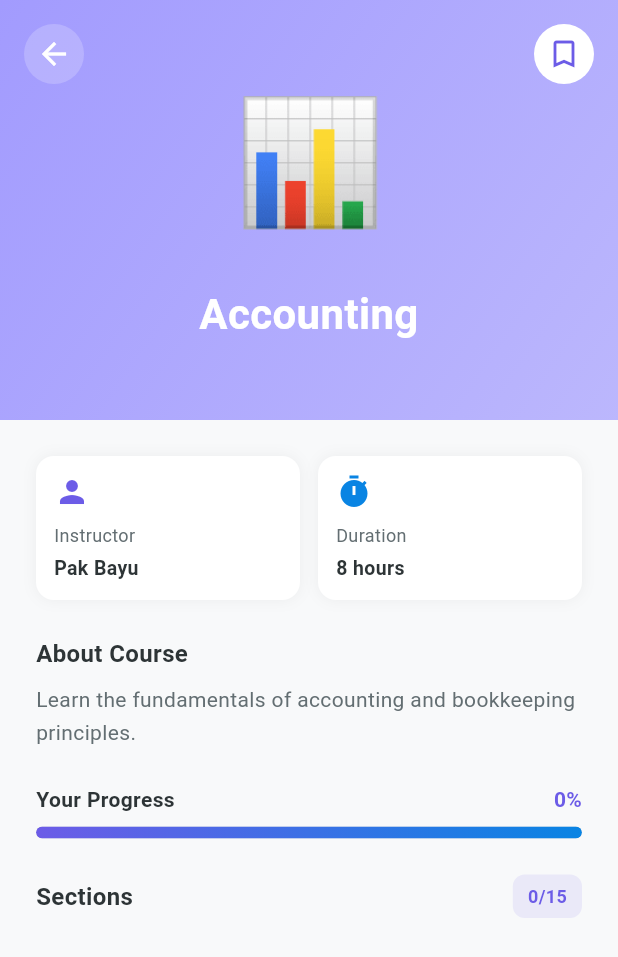
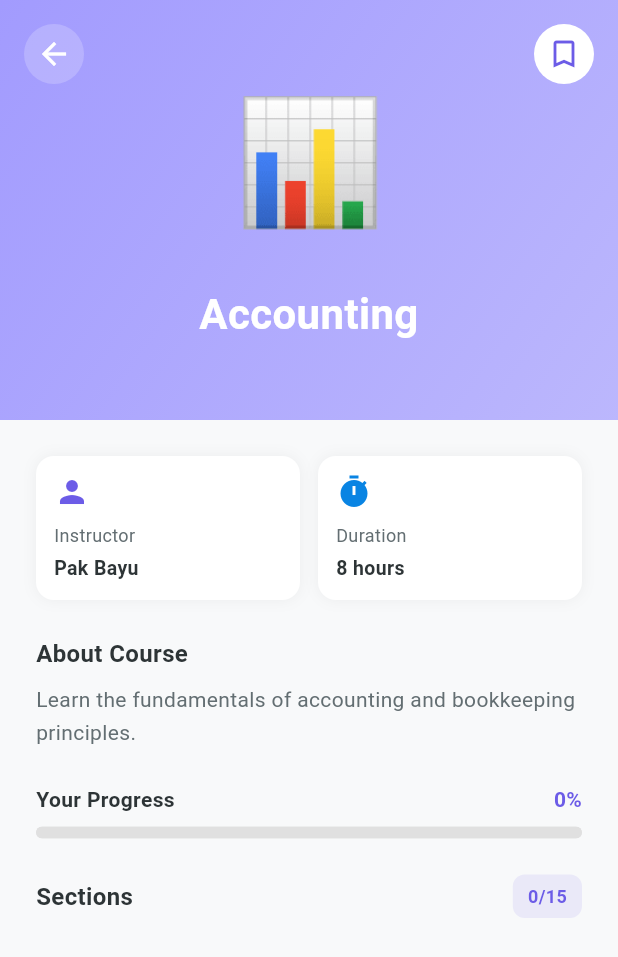
Before and after one commit to BASS-Training/Mobile-LMS-BASS, a Flutter app: the CourseDetailScreen screen opened directly with sample values from the repository, on a phone screen of 412 x 824 dp. Shown: the top 957 px of the screen. Run offline on Flutter 3.47's test engine with Material 3 defaults, Android fonts, the phone set to English and light mode, and no system bars; our stand-ins replace equatable, flutter_bloc, hive_flutter; accounts and stored records are empty.

Commit message:
fix: resolve BoxConstraints and RenderFlex layout errors
- Fix BoxConstraints NaN error in progress_indicator.dart by replacing invalid width calculation with FractionallySizedBox
- Use widthFactor instead of double.infinity * percentage for proper constraint handling
- Fix RenderFlex overflow in lesson_detail_screen by reducing bottom spacing from 24 to 12 for navigation buttons
- App now builds and runs without layout errors

```diff
--- a/lib/presentation/screens/lessons/lesson_detail_screen.dart
+++ b/lib/presentation/screens/lessons/lesson_detail_screen.dart
@@ -330,7 +330,7 @@ class _LessonDetailScreenState extends State<LessonDetailScreen> {
                           ),
                       ],
                     ),
-                    SizedBox(height: 24),
+                    SizedBox(height: 12),
                   ],
                 ),
               ),
--- a/lib/presentation/widgets/progress_indicator.dart
+++ b/lib/presentation/widgets/progress_indicator.dart
@@ -58,9 +58,10 @@ class CourseProgressIndicator extends StatelessWidget {
                   width: double.infinity,
                   color: AppColors.border,
                 ),
-                Container(
+                 FractionallySizedBox(
+                   widthFactor: percentage,
+                   child: Container(
                      height: 8,
-                  width: double.infinity * percentage,
                      decoration: BoxDecoration(
                        gradient: LinearGradient(
                          colors: [AppColors.primary, AppColors.secondary],
@@ -68,6 +69,7 @@ class CourseProgressIndicator extends StatelessWidget {
                          end: Alignment.centerRight,
                        ),
                        borderRadius: BorderRadius.circular(8),
+                     ),
                    ),
                  ),
               ],
```
Lines whose indentation alone changed are shown as unchanged.
